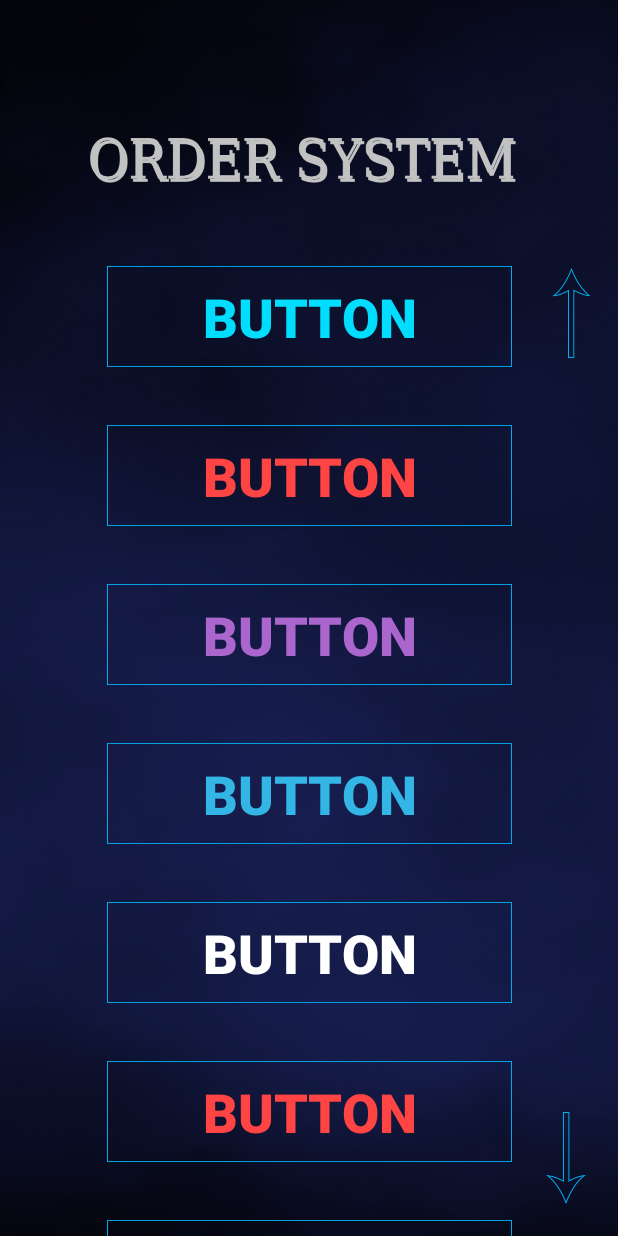
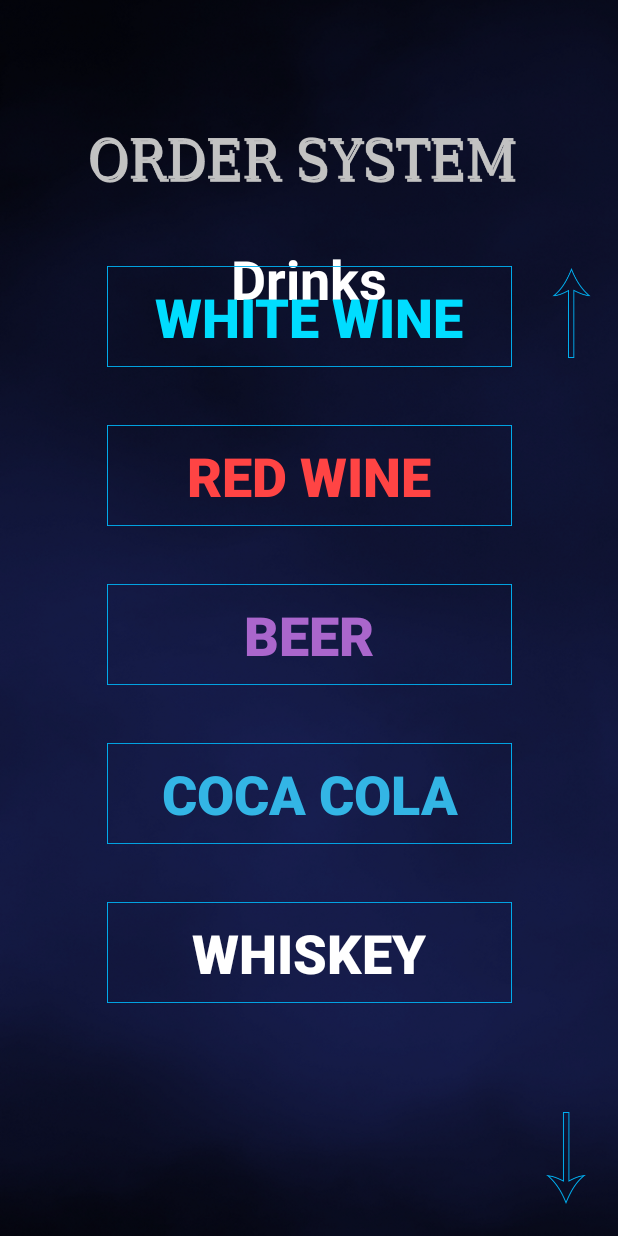
Before and after one commit to UserInterfaceProjectBrno/UIProj, an Android app: the layout activity_other_drinks.xml on its own in the app's theme, with its tools: preview values and no code run, on a phone screen of 412 x 824 dp. Run offline under Robolectric (Android 15) with nearby library versions, the phone set to English and light mode, and no system bars.

Commit message:
Nikos445

```diff
--- a/app/build.gradle
+++ b/app/build.gradle
@@ -42,4 +42,5 @@
 
 
 
+
 apply plugin: 'com.google.gms.google-services'
--- a/app/src/main/AndroidManifest.xml
+++ b/app/src/main/AndroidManifest.xml
@@ -26,7 +26,8 @@
         </activity>
         <activity android:name=".table_handle" />
         <activity android:name=".order_main_menu" />
-        <activity android:name=".product_coffee"></activity>
+        <activity android:name=".product_coffee" />
+        <activity android:name=".other_drinks"></activity>
     </application>
 
 </manifest>
--- /dev/null
+++ b/app/src/main/java/com/example/nasty/UIProject/other_drinks.java
@@ -0,0 +1,13 @@
+package com.example.nasty.UIProject;
+
+import android.support.v7.app.AppCompatActivity;
+import android.os.Bundle;
+
+public class other_drinks extends AppCompatActivity {
+
+    @Override
+    protected void onCreate(Bundle savedInstanceState) {
+        super.onCreate(savedInstanceState);
+        setContentView(R.layout.activity_other_drinks);
+    }
+}
--- a/app/src/main/res/layout/activity_product.xml
+++ b/app/src/main/res/layout/activity_other_drinks.xml
@@ -5,8 +5,7 @@
     android:layout_width="match_parent"
     android:layout_height="match_parent"
     android:background="@drawable/background"
-    tools:context="com.example.nasty.UIProject.product_activity">
-
+    tools:context="com.example.nasty.UIProject.other_drinks">
 
     <ImageView
         android:id="@+id/ProductTittleImg"
@@ -22,6 +21,23 @@
         app:srcCompat="@drawable/title"
         android:layout_marginEnd="8dp" />
 
+    <TextView
+        android:id="@+id/textView12"
+        android:layout_width="344dp"
+        android:layout_height="wrap_content"
+        android:layout_weight="0.35"
+        android:text="Drinks"
+        android:textAlignment="center"
+        android:textColor="@android:color/white"
+        android:textSize="36sp"
+        android:textStyle="bold"
+        android:visibility="visible"
+        app:layout_constraintBottom_toBottomOf="parent"
+        app:layout_constraintLeft_toLeftOf="parent"
+        app:layout_constraintRight_toRightOf="parent"
+        app:layout_constraintTop_toTopOf="parent"
+        app:layout_constraintVertical_bias="0.208" />
+
     <ScrollView
         android:id="@+id/scrollView2"
         style="@android:style/Widget.Holo.ScrollView"
@@ -29,10 +45,9 @@
         android:layout_height="0dp"
         android:layout_marginEnd="8dp"
         android:layout_marginLeft="8dp"
-        android:layout_marginRight="0dp"
+        android:layout_marginRight="8dp"
         android:layout_marginStart="8dp"
         android:layout_marginTop="40dp"
-        app:layout_constraintHorizontal_bias="0.5"
         app:layout_constraintLeft_toLeftOf="parent"
         app:layout_constraintRight_toRightOf="parent"
         app:layout_constraintTop_toBottomOf="@+id/ProductTittleImg">
@@ -41,14 +56,15 @@
             android:layout_width="match_parent"
             android:layout_height="match_parent"
             android:layout_marginRight="0dp"
-            android:orientation="vertical">
+            android:orientation="vertical"
+            android:weightSum="1">
 
             <Button
                 android:id="@+id/button3"
                 android:layout_width="match_parent"
                 android:layout_height="67dp"
                 android:background="@drawable/rectangle"
-                android:text="Button"
+                android:text="White Wine"
                 android:textAlignment="center"
                 android:textColor="@android:color/holo_blue_bright"
                 android:textSize="36sp"
@@ -73,7 +89,7 @@
                 android:layout_width="match_parent"
                 android:layout_height="67dp"
                 android:background="@drawable/rectangle"
-                android:text="Button"
+                android:text="Red Wine"
                 android:textAlignment="center"
                 android:textColor="@android:color/holo_red_light"
                 android:textSize="36sp"
@@ -98,7 +114,7 @@
                 android:layout_width="match_parent"
                 android:layout_height="67dp"
                 android:background="@drawable/rectangle"
-                android:text="Button"
+                android:text="Beer"
                 android:textAlignment="center"
                 android:textColor="@android:color/holo_purple"
                 android:textSize="36sp"
@@ -123,7 +139,7 @@
                 android:layout_width="match_parent"
                 android:layout_height="67dp"
                 android:background="@drawable/rectangle"
-                android:text="Button"
+                android:text="Coca Cola"
                 android:textAlignment="center"
                 android:textColor="@android:color/holo_blue_light"
                 android:textSize="36sp"
@@ -148,7 +164,7 @@
                 android:layout_width="match_parent"
                 android:layout_height="67dp"
                 android:background="@drawable/rectangle"
-                android:text="Button"
+                android:text="Whiskey"
                 android:textAlignment="center"
                 android:textColor="@android:color/white"
                 android:textSize="36sp"
@@ -163,84 +179,6 @@
 
             <TextView
                 android:id="@+id/textView19"
-                android:layout_width="match_parent"
-                android:layout_height="wrap_content"
-                android:text="TextView"
-                android:visibility="invisible" />
-
-            <Button
-                android:id="@+id/button9"
-                android:layout_width="match_parent"
-                android:layout_height="67dp"
-                android:background="@drawable/rectangle"
-                android:text="Button"
-                android:textAlignment="center"
-                android:textColor="@android:color/holo_red_light"
-                android:textSize="36sp"
-                android:textStyle="bold" />
-
-            <TextView
-                android:id="@+id/textView6"
-                android:layout_width="match_parent"
-                android:layout_height="wrap_content"
-                android:text="TextView"
-                android:visibility="invisible" />
-
-            <TextView
-                android:id="@+id/textView20"
-                android:layout_width="match_parent"
-                android:layout_height="wrap_content"
-                android:text="TextView"
-                android:visibility="invisible" />
-
-            <Button
-                android:id="@+id/button8"
-                android:layout_width="match_parent"
-                android:layout_height="67dp"
-                android:background="@drawable/rectangle"
-                android:text="Button"
-                android:textAlignment="center"
-                android:textColor="@android:color/holo_red_light"
-                android:textSize="36sp"
-                android:textStyle="bold" />
-
-            <TextView
-                android:id="@+id/textView7"
-                android:layout_width="match_parent"
-                android:layout_height="wrap_content"
-                android:text="TextView"
-                android:visibility="invisible" />
-
-            <TextView
-                android:id="@+id/textView21"
-                android:layout_width="match_parent"
-                android:layout_height="wrap_content"
-                android:text="TextView"
-                android:visibility="invisible" />
-
-            <TextView
-                android:id="@+id/textView11"
-                android:layout_width="match_parent"
-                android:layout_height="wrap_content"
-                android:text="TextView"
-                android:visibility="invisible" />
-
-            <TextView
-                android:id="@+id/textView10"
-                android:layout_width="match_parent"
-                android:layout_height="wrap_content"
-                android:text="TextView"
-                android:visibility="invisible" />
-
-            <TextView
-                android:id="@+id/textView9"
-                android:layout_width="match_parent"
-                android:layout_height="wrap_content"
-                android:text="TextView"
-                android:visibility="invisible" />
-
-            <TextView
-                android:id="@+id/textView8"
                 android:layout_width="match_parent"
                 android:layout_height="wrap_content"
                 android:text="TextView"
@@ -263,7 +201,9 @@
         app:layout_constraintBottom_toBottomOf="parent"
         android:layout_marginBottom="8dp"
         app:layout_constraintHorizontal_bias="1.0"
-        app:layout_constraintVertical_bias="0.228" />
+        app:layout_constraintVertical_bias="0.228"
+        android:layout_marginStart="8dp"
+        android:layout_marginEnd="8dp" />
 
     <ImageView
         android:id="@+id/ArrowDown"
@@ -279,5 +219,7 @@
         app:layout_constraintTop_toBottomOf="@+id/ArrowUp"
         app:layout_constraintVertical_bias="0.974"
         app:srcCompat="@drawable/arrowdown"
-        app:layout_constraintHorizontal_bias="0.739" />
+        app:layout_constraintHorizontal_bias="0.739"
+        android:layout_marginStart="8dp"
+        android:layout_marginEnd="8dp" />
 </android.support.constraint.ConstraintLayout>
```
Also changed, not shown: app/src/main/res/layout/activity_coffee_page.xml (+7 -85 lines), app/src/main/res/layout/activity_order_main_menu.xml (+4 -4 lines).
